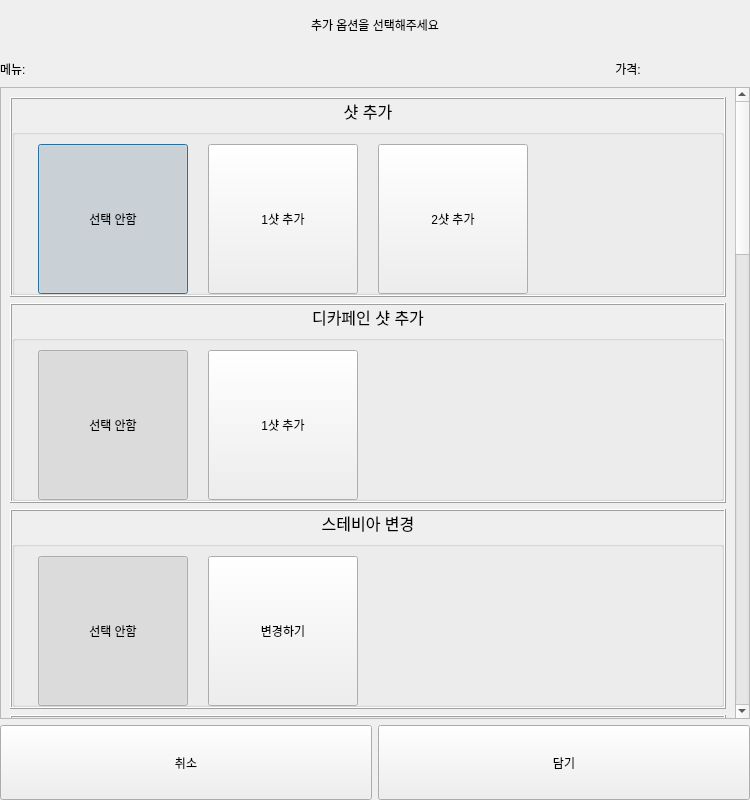
Before: the Qt Designer form front/menu/selectOption.ui in LeeHuSeong/Kiosk_AI, drawn with Qt 5.
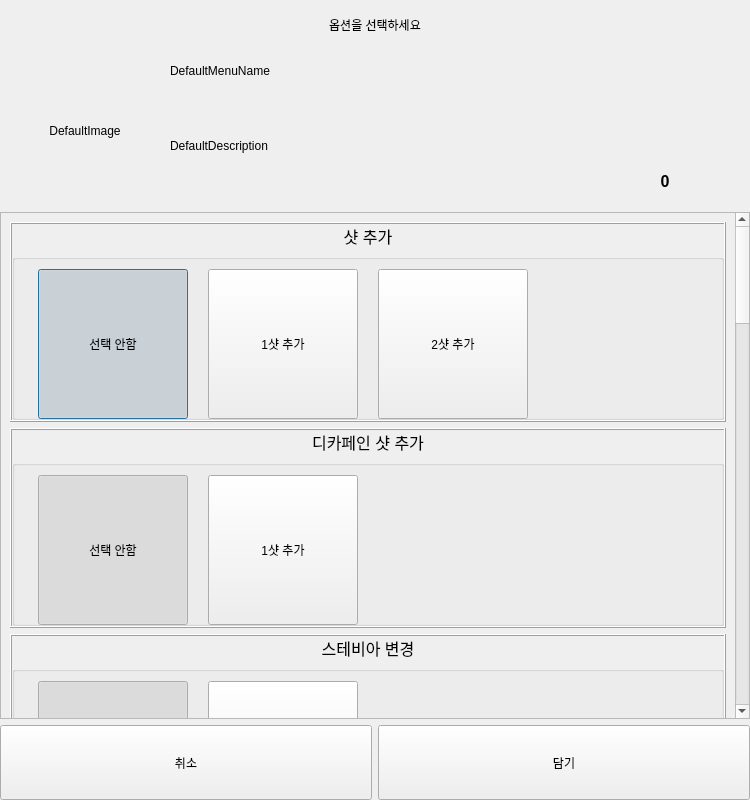
After: the same form once the commit is applied.

Diff of the .ui file:
```diff
--- a/front/menu/selectOption.ui
+++ b/front/menu/selectOption.ui
@@ -68,7 +68,7 @@
       </size>
      </property>
      <property name="text">
-      <string>추가 옵션을 선택해주세요</string>
+      <string>옵션을 선택하세요</string>
      </property>
      <property name="alignment">
       <set>Qt::AlignCenter</set>
@@ -77,54 +77,200 @@
    </item>
    <item>
     <layout class="QHBoxLayout" name="info">
+     <property name="spacing">
+      <number>0</number>
+     </property>
      <item>
-      <widget class="QLabel" name="label_4">
+      <spacer name="horizontalSpacer">
+       <property name="orientation">
+        <enum>Qt::Horizontal</enum>
+       </property>
+       <property name="sizeType">
+        <enum>QSizePolicy::Fixed</enum>
+       </property>
+       <property name="sizeHint" stdset="0">
+        <size>
+         <width>10</width>
+         <height>10</height>
+        </size>
+       </property>
+      </spacer>
+     </item>
+     <item>
+      <widget class="QLabel" name="menuPic">
+       <property name="minimumSize">
+        <size>
+         <width>150</width>
+         <height>150</height>
+        </size>
+       </property>
        <property name="maximumSize">
         <size>
-         <width>45</width>
-         <height>16777215</height>
+         <width>150</width>
+         <height>150</height>
         </size>
        </property>
        <property name="text">
-        <string>메뉴: </string>
-       </property>
-      </widget>
-     </item>
-     <item>
-      <widget class="QLabel" name="selectOption_MenuName">
-       <property name="text">
-        <string/>
-       </property>
-      </widget>
-     </item>
-     <item>
-      <widget class="QLabel" name="label">
-       <property name="text">
-        <string>가격: </string>
+        <string>DefaultImage</string>
        </property>
        <property name="alignment">
-        <set>Qt::AlignRight|Qt::AlignTrailing|Qt::AlignVCenter</set>
+        <set>Qt::AlignCenter</set>
        </property>
       </widget>
      </item>
      <item>
-      <widget class="QLabel" name="selectOption_Price">
-       <property name="minimumSize">
+      <spacer name="horizontalSpacer_4">
+       <property name="orientation">
+        <enum>Qt::Horizontal</enum>
+       </property>
+       <property name="sizeType">
+        <enum>QSizePolicy::Fixed</enum>
+       </property>
+       <property name="sizeHint" stdset="0">
         <size>
-         <width>0</width>
-         <height>25</height>
+         <width>10</width>
+         <height>10</height>
         </size>
        </property>
-       <property name="maximumSize">
+      </spacer>
+     </item>
+     <item>
+      <layout class="QVBoxLayout" name="verticalLayout_6">
+       <item>
+        <widget class="QLabel" name="menuName">
+         <property name="minimumSize">
+          <size>
+           <width>0</width>
+           <height>30</height>
+          </size>
+         </property>
+         <property name="maximumSize">
+          <size>
+           <width>16777215</width>
+           <height>30</height>
+          </size>
+         </property>
+         <property name="text">
+          <string>DefaultMenuName</string>
+         </property>
+        </widget>
+       </item>
+       <item>
+        <widget class="QLabel" name="menuDescription">
+         <property name="sizePolicy">
+          <sizepolicy hsizetype="MinimumExpanding" vsizetype="Preferred">
+           <horstretch>0</horstretch>
+           <verstretch>0</verstretch>
+          </sizepolicy>
+         </property>
+         <property name="minimumSize">
+          <size>
+           <width>0</width>
+           <height>120</height>
+          </size>
+         </property>
+         <property name="maximumSize">
+          <size>
+           <width>16777215</width>
+           <height>120</height>
+          </size>
+         </property>
+         <property name="text">
+          <string>DefaultDescription</string>
+         </property>
+         <property name="alignment">
+          <set>Qt::AlignLeading|Qt::AlignLeft|Qt::AlignVCenter</set>
+         </property>
+         <property name="wordWrap">
+          <bool>true</bool>
+         </property>
+         <property name="textInteractionFlags">
+          <set>Qt::NoTextInteraction</set>
+         </property>
+        </widget>
+       </item>
+      </layout>
+     </item>
+     <item>
+      <spacer name="horizontalSpacer_3">
+       <property name="orientation">
+        <enum>Qt::Horizontal</enum>
+       </property>
+       <property name="sizeType">
+        <enum>QSizePolicy::Fixed</enum>
+       </property>
+       <property name="sizeHint" stdset="0">
         <size>
-         <width>100</width>
-         <height>25</height>
+         <width>10</width>
+         <height>10</height>
         </size>
        </property>
-       <property name="text">
-        <string/>
+      </spacer>
+     </item>
+     <item>
+      <layout class="QVBoxLayout" name="verticalLayout_5">
+       <item>
+        <spacer name="verticalSpacer">
+         <property name="orientation">
+          <enum>Qt::Vertical</enum>
+         </property>
+         <property name="sizeType">
+          <enum>QSizePolicy::Fixed</enum>
+         </property>
+         <property name="sizeHint" stdset="0">
+          <size>
+           <width>20</width>
+           <height>100</height>
+          </size>
+         </property>
+        </spacer>
+       </item>
+       <item>
+        <widget class="QLabel" name="priceLabel">
+         <property name="minimumSize">
+          <size>
+           <width>150</width>
+           <height>50</height>
+          </size>
+         </property>
+         <property name="maximumSize">
+          <size>
+           <width>150</width>
+           <height>50</height>
+          </size>
+         </property>
+         <property name="font">
+          <font>
+           <pointsize>12</pointsize>
+           <weight>75</weight>
+           <bold>true</bold>
+          </font>
+         </property>
+         <property name="text">
+          <string>0</string>
+         </property>
+         <property name="alignment">
+          <set>Qt::AlignCenter</set>
+         </property>
+        </widget>
+       </item>
+      </layout>
+     </item>
+     <item>
+      <spacer name="horizontalSpacer_2">
+       <property name="orientation">
+        <enum>Qt::Horizontal</enum>
        </property>
-      </widget>
+       <property name="sizeType">
+        <enum>QSizePolicy::Fixed</enum>
+       </property>
+       <property name="sizeHint" stdset="0">
+        <size>
+         <width>10</width>
+         <height>10</height>
+        </size>
+       </property>
+      </spacer>
      </item>
     </layout>
    </item>
@@ -143,7 +289,7 @@
       <property name="geometry">
        <rect>
         <x>0</x>
-        <y>-1858</y>
+        <y>0</y>
         <width>731</width>
         <height>2484</height>
        </rect>
```
Left out of the diff: 19 changed lines with no effect on the pictures.
